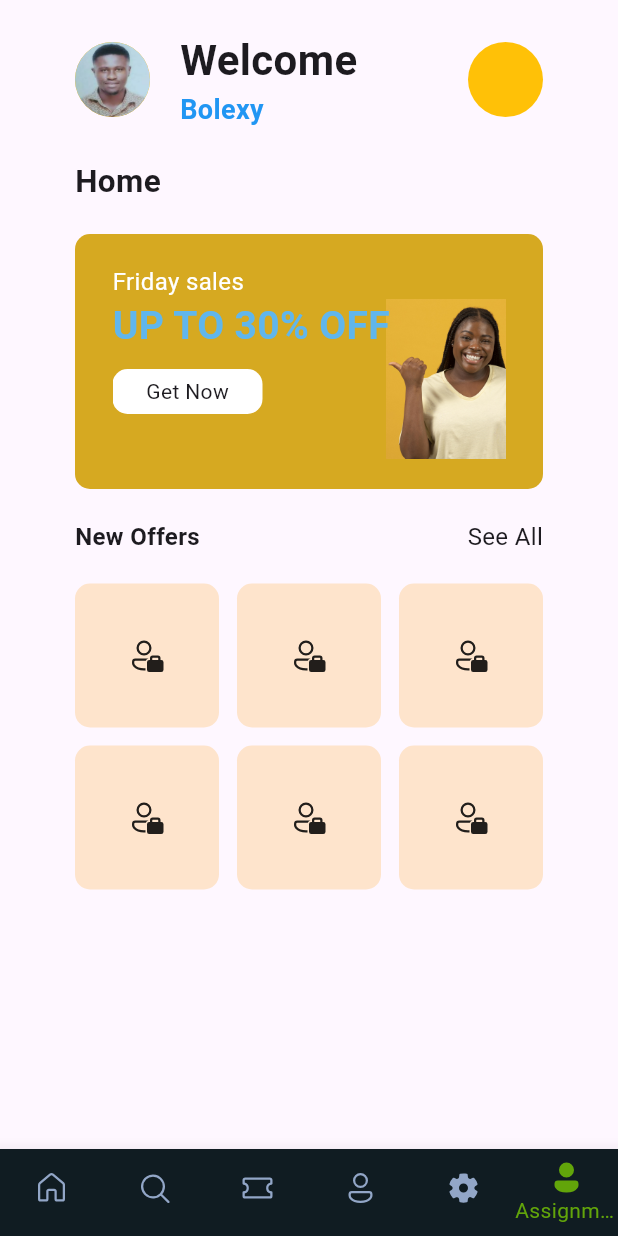
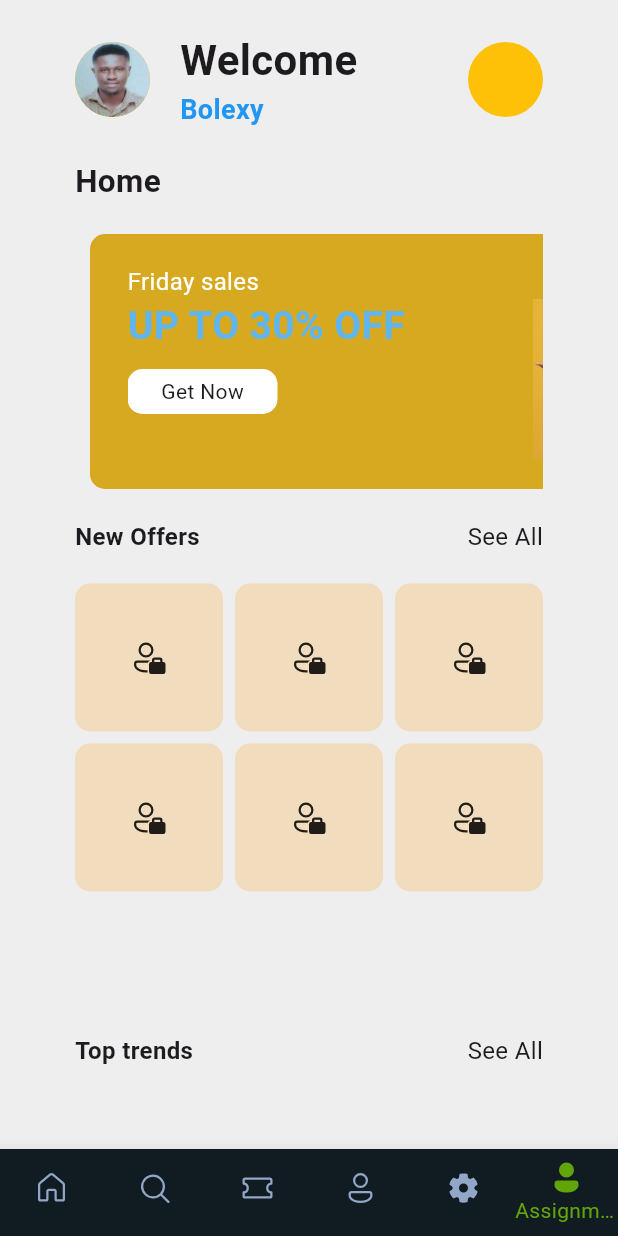
Before and after one commit to bolexy1/flutter, a Flutter app: the screen it shows after launch, item 6 of the bottom bar chosen, on a phone screen of 412 x 824 dp. Run offline on Flutter 3.47's test engine with Material 3 defaults, Android fonts, the light colour scheme and no system bars; our stand-ins replace barcode_widget, fluentui_icons, gap, get.

Commit message:
improved dashboard

```diff
--- a/lib/screens/dashboard.dart
+++ b/lib/screens/dashboard.dart
@@ -8,7 +8,9 @@ class Dashboardpage extends StatelessWidget {
   @override
   Widget build(BuildContext context) {
     return Scaffold(
-      body:
+      backgroundColor: Colors.grey.shade200,
+      body: ListView(
+        children: [
           Container(
         margin: EdgeInsets.symmetric(horizontal: 30, vertical: 20),
         padding: EdgeInsets.symmetric(horizontal: 20),
@@ -17,6 +19,7 @@ class Dashboardpage extends StatelessWidget {
             Row(
               mainAxisAlignment: MainAxisAlignment.spaceBetween,
               children: [
+
                 Row(
                   children: [
                     Container(
@@ -60,10 +63,16 @@ class Dashboardpage extends StatelessWidget {
               children: [
                 Text("Home", style: TextStyle( fontSize:21, fontWeight: FontWeight.bold),),
             SizedBox(height: 20,),
+                SingleChildScrollView(
+                  scrollDirection: Axis.horizontal,
+                  padding: const EdgeInsets.only(left: 10),
+                   child: Row(
+                     children: [
                        Container(
                         padding: EdgeInsets.symmetric(horizontal: 25,vertical: 20),
+
                                      height: 170,
-              width: 450,
+                                     width: 400,
                                      decoration: BoxDecoration(
                                        borderRadius: BorderRadius.circular(10),
                                        color: const Color.fromARGB(255, 214, 169, 33)
@@ -111,6 +120,66 @@ class Dashboardpage extends StatelessWidget {
                                      ]
                                      ),
                                    ),
+                                   SizedBox(width: 10,),
+                                    Container(
+
+                        padding: EdgeInsets.symmetric(horizontal: 25,vertical: 20),
+                                     height: 170,
+                                     width: 400,
+                                     decoration: BoxDecoration(
+                                       borderRadius: BorderRadius.circular(10),
+
+                                       color: const Color.fromARGB(255, 214, 169, 33),
+                                       image: DecorationImage(image:
+                                       AssetImage("images/assets/shoes.jpg"))
+                                     ),
+                                     child: Stack(
+                                       children:[
+                        Positioned(
+                            right: -40,
+                            top: 20,
+                            child: Container(
+                              height: 120,
+                              width: 120,
+                              decoration: BoxDecoration(
+
+                                image: DecorationImage(
+                                  // fit: BoxFit.fitHeight,
+                                  fit:BoxFit.contain,
+                                  image: AssetImage("assets/images/ads2.jpg"))
+                              ),
+                            ),
+                          ),
+                         Column(
+
+
+                        crossAxisAlignment: CrossAxisAlignment.start,
+                        children: [
+                          Text("Friday sales", style: TextStyle( fontSize: 16, color: Colors.white,),),
+                          Text("UP TO 30% OFF", style: TextStyle( fontSize: 26, color: const Color.fromARGB(255, 96, 182, 236), fontWeight: FontWeight.bold),),
+                          SizedBox(height: 10,),
+                          Container(
+                            height: 30,
+                            width: 100,
+                            decoration: BoxDecoration(
+                              borderRadius: BorderRadius.circular(10),
+                              color: Colors.white,
+
+
+                            ),
+                            child: Center(child: Text("Get Now")),
+                          ),
+
+                        ],
+                                       ),
+
+                                     ]
+                                     ),
+                                   ),
+                     ],
+                   ),
+
+                 ),
 
               ],
             )),
@@ -134,8 +203,8 @@ class Dashboardpage extends StatelessWidget {
     itemCount: 6,
     gridDelegate: SliverGridDelegateWithFixedCrossAxisCount(
       crossAxisCount: 3,
-      crossAxisSpacing: 12,
-      mainAxisSpacing: 12,
+      crossAxisSpacing: 8,
+      mainAxisSpacing: 8,
       childAspectRatio: 1,
     ),
     itemBuilder: (context, index) {
@@ -155,10 +224,25 @@ class Dashboardpage extends StatelessWidget {
     },
   ),
 ),
+
+            Row(
+              mainAxisAlignment: MainAxisAlignment.spaceBetween,
+              children: [
+                Text("Top trends",style: TextStyle(fontSize: 16, fontWeight: FontWeight.bold),),
+                InkWell(
+                  onTap: (){},
+                  child: Text("See All",style: TextStyle(fontSize: 16, ),)),
+              ],
+            ),
+
+
   ]
     ),
 
         )
+        ],
+      )
+
 
       );
 
```
Also changed, not shown: 1 other file. Lines whose indentation alone changed are shown as unchanged.
